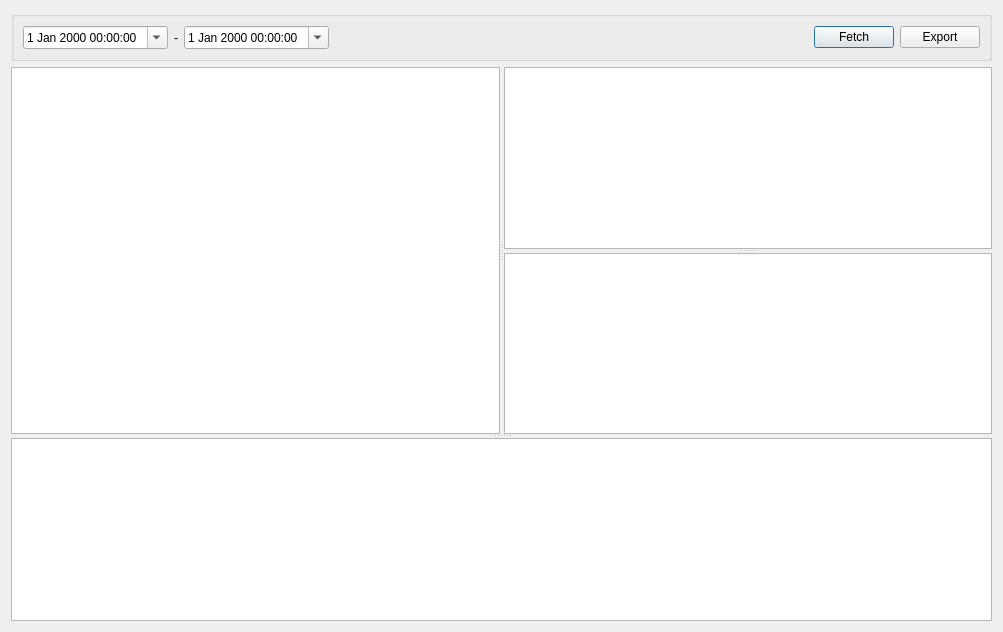
Above: charts/cash_flow_statement/cashflowstatementdialog.ui from ytxerp/ytx-client before the change. Below: the same form after it.
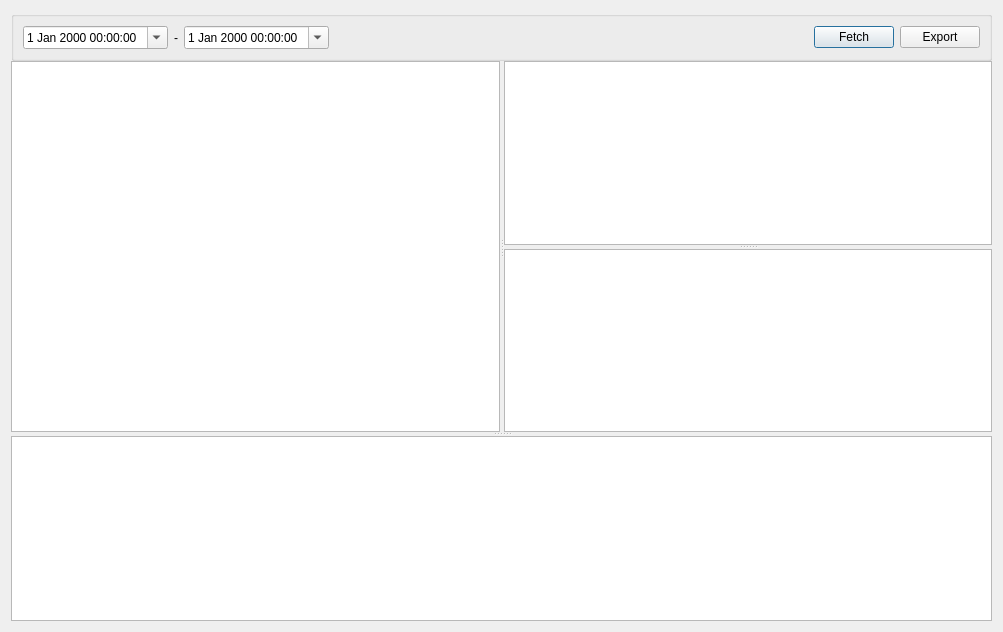
That is the form after the change. Custom widgets are drawn as their Qt base class.

Diff of the .ui file:
```diff
--- a/charts/cash_flow_statement/cashflowstatementdialog.ui
+++ b/charts/cash_flow_statement/cashflowstatementdialog.ui
@@ -14,6 +14,9 @@
    <string>Cash Flow Statement</string>
   </property>
   <layout class="QGridLayout" name="gridLayout">
+   <property name="verticalSpacing">
+    <number>0</number>
+   </property>
    <item row="0" column="0">
     <widget class="QGroupBox" name="groupBoxView">
      <property name="title">
```
